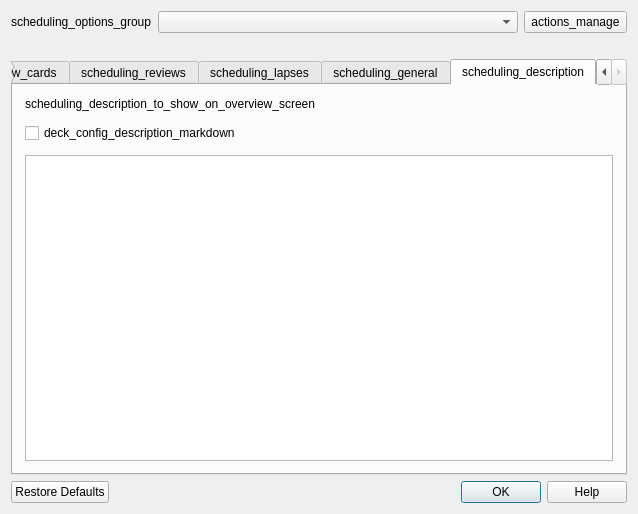
Old version of the form qt/aqt/forms/dconf.ui in the repository ankitects/anki.
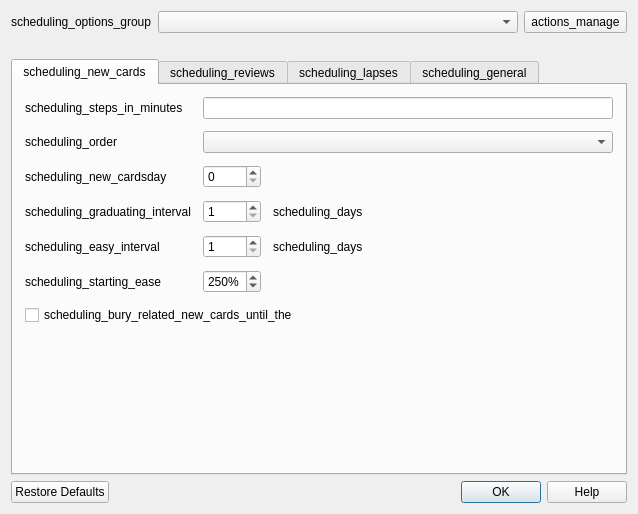
New version of the form. The open tabs and pages were chosen to show the change.

Commit message: split deck description into separate screen linked from overview

Diff of the .ui file:
```diff
--- a/qt/aqt/forms/dconf.ui
+++ b/qt/aqt/forms/dconf.ui
@@ -643,48 +643,6 @@
        </item>
       </layout>
      </widget>
-     <widget class="QWidget" name="tab_4">
-      <attribute name="title">
-       <string>scheduling_description</string>
-      </attribute>
-      <layout class="QVBoxLayout" name="verticalLayout_5">
-       <property name="spacing">
-        <number>12</number>
-       </property>
-       <property name="leftMargin">
-        <number>12</number>
-       </property>
-       <property name="topMargin">
-        <number>12</number>
-       </property>
-       <property name="rightMargin">
-        <number>12</number>
-       </property>
-       <property name="bottomMargin">
-        <number>12</number>
-       </property>
-       <item>
-        <widget class="QLabel" name="label_22">
-         <property name="text">
-          <string>scheduling_description_to_show_on_overview_screen</string>
-         </property>
-        </widget>
-       </item>
-       <item>
-        <widget class="QCheckBox" name="enable_markdown">
-         <property name="toolTip">
-          <string>deck_config_description_markdown_hint</string>
-         </property>
-         <property name="text">
-          <string>deck_config_description_markdown</string>
-         </property>
-        </widget>
-       </item>
-       <item>
-        <widget class="QTextEdit" name="desc"/>
-       </item>
-      </layout>
-     </widget>
     </widget>
    </item>
    <item>
```
Left out of the diff: 1 changed line with no effect on the pictures. The commit also changes 4 other files.
